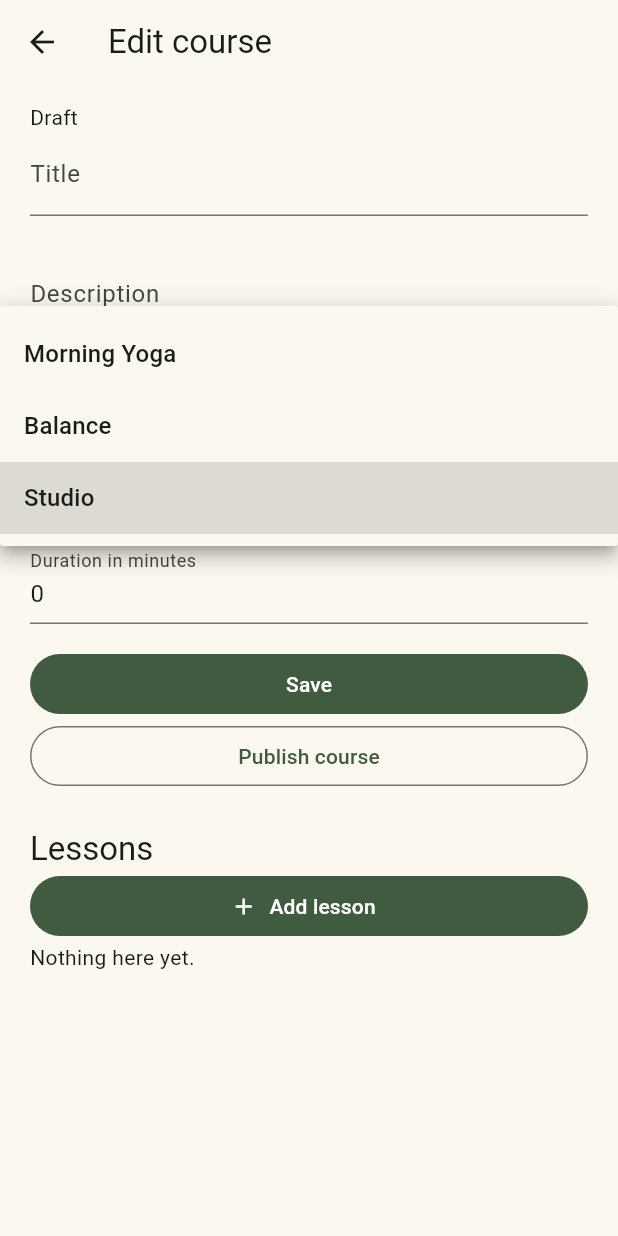
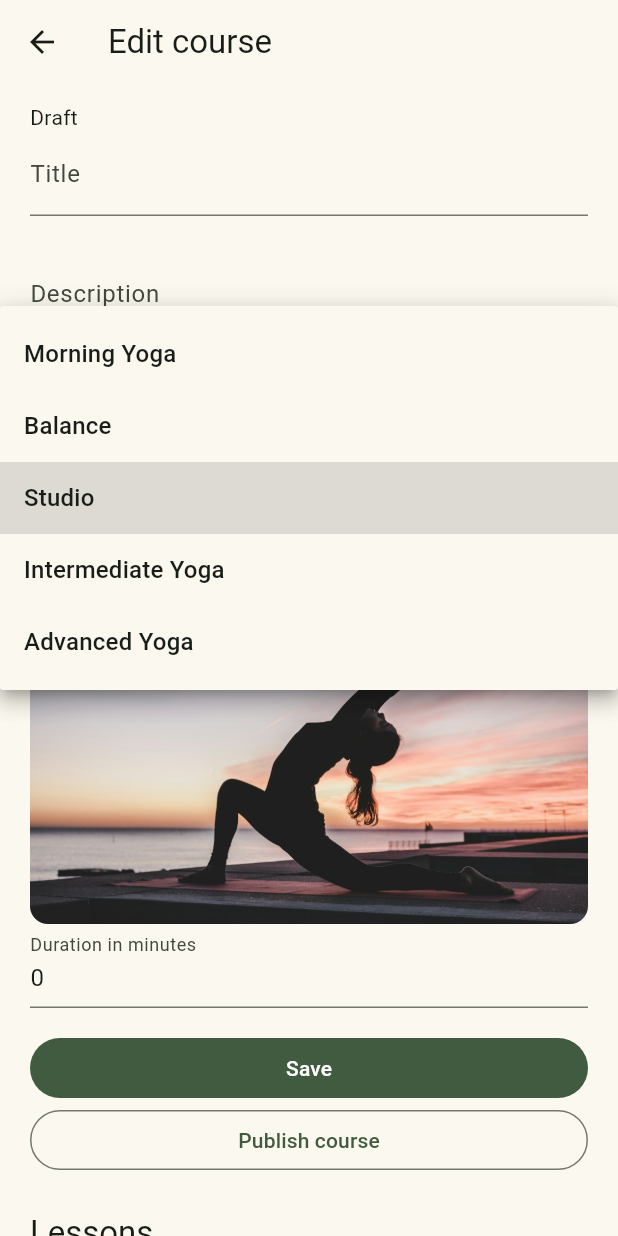
Before and after one commit to topwalpriyanka42-sys/the-yogini-journey, a Flutter app: the _Editor screen opened directly with sample values from the repository, after a tap on "Studio", on a phone screen of 412 x 824 dp. Run offline on Flutter 3.47's test engine with Material 3 defaults, Android fonts, the phone set to English and light mode, and no system bars; our stand-ins replace cloud_firestore, file_picker, firebase_auth, firebase_core, firebase_storage, flutter_riverpod and 6 more; accounts and stored records are empty.

Commit message:
Add intermediate and advanced yoga course posters

```diff
--- a/lib/src/admin_catalog.dart
+++ b/lib/src/admin_catalog.dart
@@ -14,11 +14,6 @@ import 'youtube_video.dart';
 typedef _Document = DocumentSnapshot<Map<String, dynamic>>;
 typedef _Collection = CollectionReference<Map<String, dynamic>>;
 
-const _thumbnails = {
-  'morning': 'Morning Yoga',
-  'balance': 'Balance',
-  'studio': 'Studio',
-};
 const _maxVideoBytes = 100 * 1024 * 1024;
 
 class AdminCatalog extends ConsumerWidget {
@@ -214,7 +209,8 @@ class _EditorState extends State<_Editor> {
           .where((level) => level.name == widget.data?['level'])
           .firstOrNull ??
       Level.beginner;
-  late String _thumbnail = _thumbnails.containsKey(widget.data?['thumbnail'])
+  late String _thumbnail =
+      courseThumbnails.containsKey(widget.data?['thumbnail'])
       ? widget.data!['thumbnail'] as String
       : 'studio';
   late String? _savedYoutubeId = widget.data?['youtubeVideoId'] as String?;
@@ -536,10 +532,10 @@ class _EditorState extends State<_Editor> {
                       DropdownButtonFormField<String>(
                         initialValue: _thumbnail,
                         decoration: const InputDecoration(
-                          labelText: 'Thumbnail',
+                          labelText: 'Course poster',
                         ),
                         items: [
-                          for (final item in _thumbnails.entries)
+                          for (final item in courseThumbnails.entries)
                             DropdownMenuItem(
                               value: item.key,
                               child: Text(item.value),
@@ -548,6 +544,18 @@ class _EditorState extends State<_Editor> {
                         onChanged: _busy
                             ? null
                             : (value) => setState(() => _thumbnail = value!),
+                      ),
+                      const SizedBox(height: 8),
+                      ClipRRect(
+                        borderRadius: BorderRadius.circular(12),
+                        child: AspectRatio(
+                          aspectRatio: 3 / 2,
+                          child: Image.asset(
+                            'assets/$_thumbnail.jpg',
+                            fit: BoxFit.cover,
+                            semanticLabel: courseThumbnails[_thumbnail],
+                          ),
+                        ),
                       ),
                     ],
                     TextFormField(
--- a/lib/src/catalog.dart
+++ b/lib/src/catalog.dart
@@ -8,6 +8,14 @@ enum Level {
   const Level(this.label);
   final String label;
 }
+
+const courseThumbnails = {
+  'morning': 'Morning Yoga',
+  'balance': 'Balance',
+  'studio': 'Studio',
+  'intermediate': 'Intermediate Yoga',
+  'advanced': 'Advanced Yoga',
+};
 
 class Course {
   const Course(
--- a/lib/src/live_catalog.dart
+++ b/lib/src/live_catalog.dart
@@ -35,9 +35,7 @@ Course _courseFromDocument(QueryDocumentSnapshot<Map<String, dynamic>> doc) {
     data['title'] as String,
     Level.values.byName(data['level'] as String),
     data['minutes'] as int,
-    image is String && const {'morning', 'balance', 'studio'}.contains(image)
-        ? image
-        : 'studio',
+    image is String && courseThumbnails.containsKey(image) ? image : 'studio',
     data['description'] as String,
   );
 }
--- a/pubspec.yaml
+++ b/pubspec.yaml
@@ -1,7 +1,7 @@
 name: the_yogini_journey
 description: An offline preview of The Yogini Journey.
 publish_to: none
-version: 0.1.7+8
+version: 0.1.8+9
 environment:
   sdk: ^3.13.0
   flutter: ">=3.50.0"
```
Also changed, not shown: assets/advanced.jpg (added), assets/intermediate.jpg (added), 2 other files.
